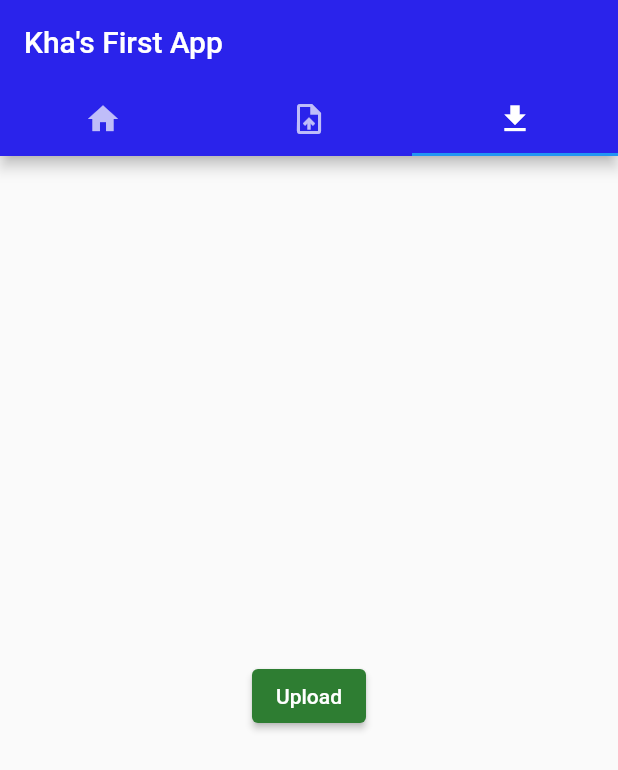
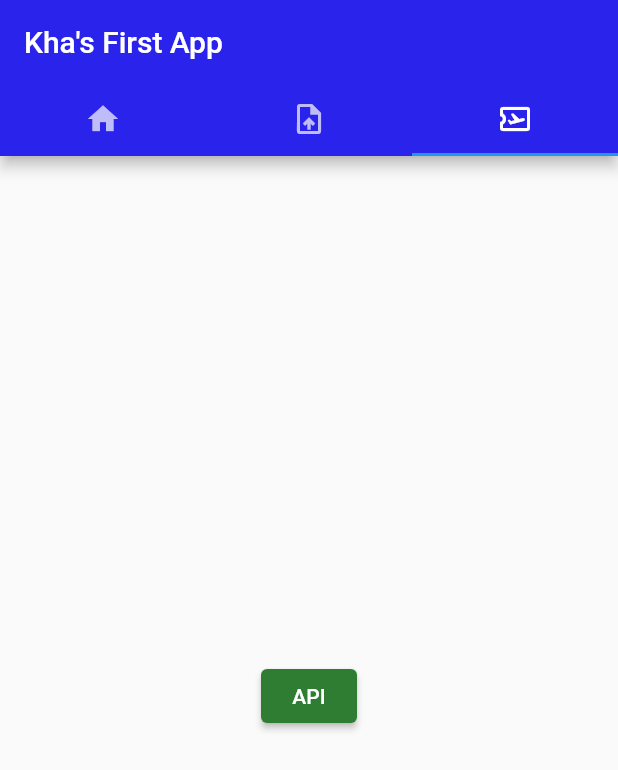
Before and after one commit to khatruong2009/my-flutter-app, a Flutter app: the screen it shows after launch, tab 3 chosen, on a phone screen of 412 x 824 dp. Shown: the top 770 px of the screen. Run offline on Flutter 3.47's test engine with Material 2 defaults, Android fonts, the phone set to English and light mode, and no system bars; our stand-ins replace file_picker; missing offline and left inert: amplify_analytics_pinpoint, amplify_auth_cognito, amplify_authenticator, amplify_flutter, amplify_storage_s3.

Commit message:
added API page skeleton

```diff
--- a/myapp/lib/main.dart
+++ b/myapp/lib/main.dart
@@ -445,7 +445,7 @@ class _MyAppState extends State<MyApp> {
                   tabs: [
                     Tab(icon: Icon(Icons.home)),
                     Tab(icon: Icon(Icons.upload_file)),
-                    Tab(icon: Icon(Icons.download)),
+                    Tab(icon: Icon(Icons.airplane_ticket_outlined)),
                   ],
                 ),
               ),
@@ -580,6 +580,26 @@ class _MyAppState extends State<MyApp> {
                       ),
                     ),
                   ),
+                  // API PAGE
+                  Scaffold(
+                    body: Center(
+                      child: Column(
+                        mainAxisAlignment: MainAxisAlignment.center,
+                        children: [
+                          ElevatedButton(
+                            onPressed: () {},
+                            style: ButtonStyle(
+                              backgroundColor: MaterialStateProperty.all<Color>(
+                                  Colors.green[800]!),
+                            ),
+                            child: const Text(
+                              'API',
+                            ),
+                          ),
+                        ],
+                      ),
+                    ),
+                  )
                 ],
               ),
             )));
```
